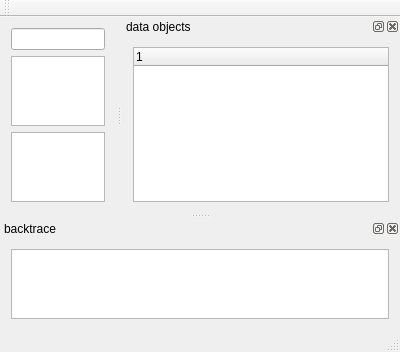
The window that mainwindow.ui (stoyan-shopov/troll) describes before a commit, drawn with Qt 5.
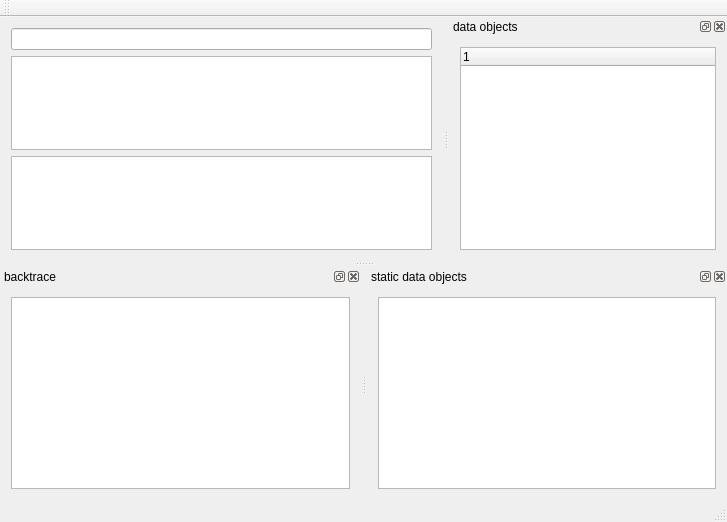
The same window after the commit.

What changed in the file:
```diff
--- a/mainwindow.ui
+++ b/mainwindow.ui
@@ -6,8 +6,8 @@
    <rect>
     <x>0</x>
     <y>0</y>
-    <width>400</width>
-    <height>327</height>
+    <width>727</width>
+    <height>522</height>
    </rect>
   </property>
   <property name="windowTitle">
@@ -84,6 +84,21 @@
     </layout>
    </widget>
   </widget>
+  <widget class="QDockWidget" name="dockWidget_3">
+   <property name="windowTitle">
+    <string>static data objects</string>
+   </property>
+   <attribute name="dockWidgetArea">
+    <number>8</number>
+   </attribute>
+   <widget class="QWidget" name="dockWidgetContents_3">
+    <layout class="QVBoxLayout" name="verticalLayout_4">
+     <item>
+      <widget class="QListWidget" name="listWidgetDataObjects"/>
+     </item>
+    </layout>
+   </widget>
+  </widget>
  </widget>
  <layoutdefault spacing="6" margin="11"/>
  <resources/>
```
Left out of the diff: 2 changed lines with no effect on the pictures.
